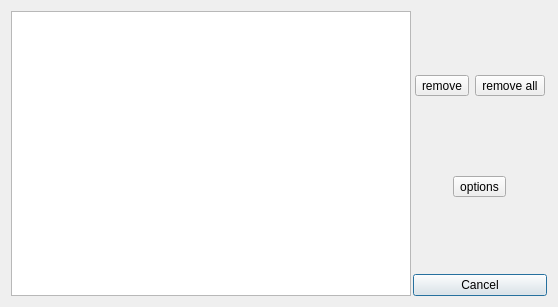
The window that FalconCalcQt/HistoryDialog.ui (solyoma/FalconCalc) describes before a commit, drawn with Qt 5.
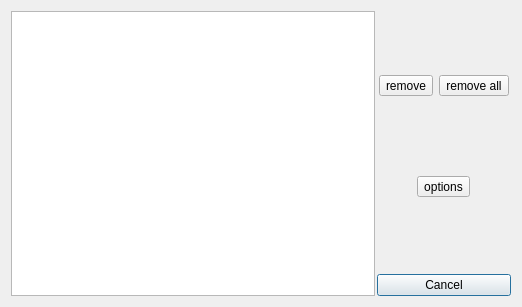
The same window after the commit. Icons and pictures are not drawn.

Diff of the .ui file:
```diff
--- a/FalconCalcQt/HistoryDialog.ui
+++ b/FalconCalcQt/HistoryDialog.ui
@@ -6,7 +6,7 @@
    <rect>
     <x>0</x>
     <y>0</y>
-    <width>558</width>
+    <width>522</width>
     <height>307</height>
    </rect>
   </property>
```
